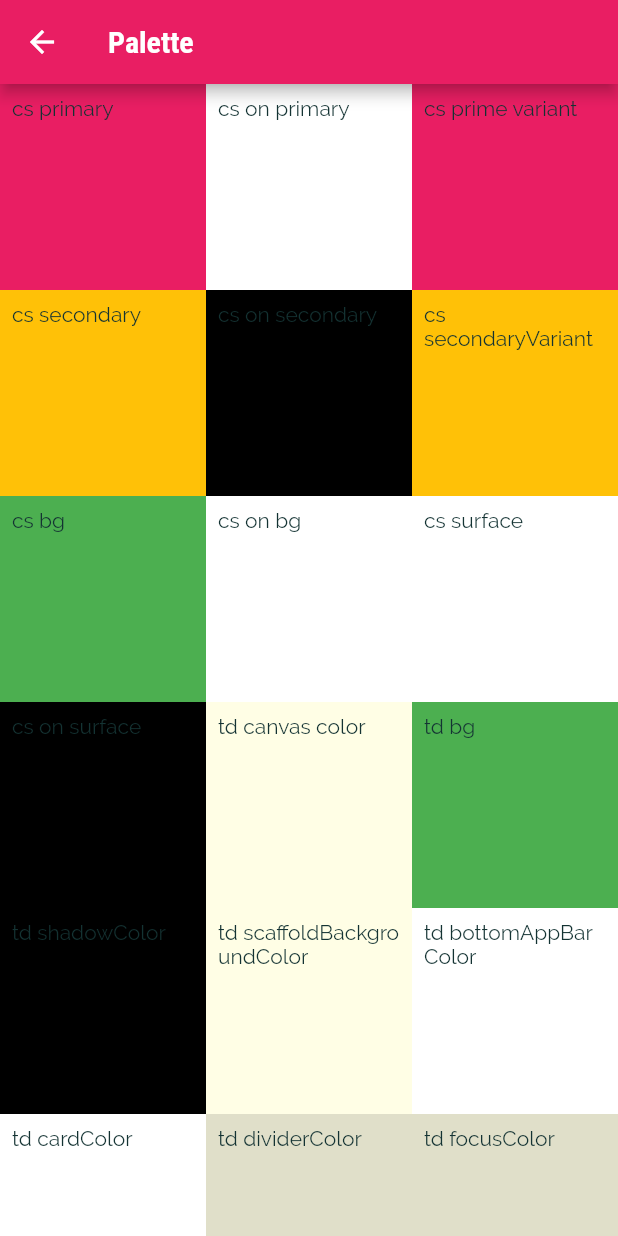
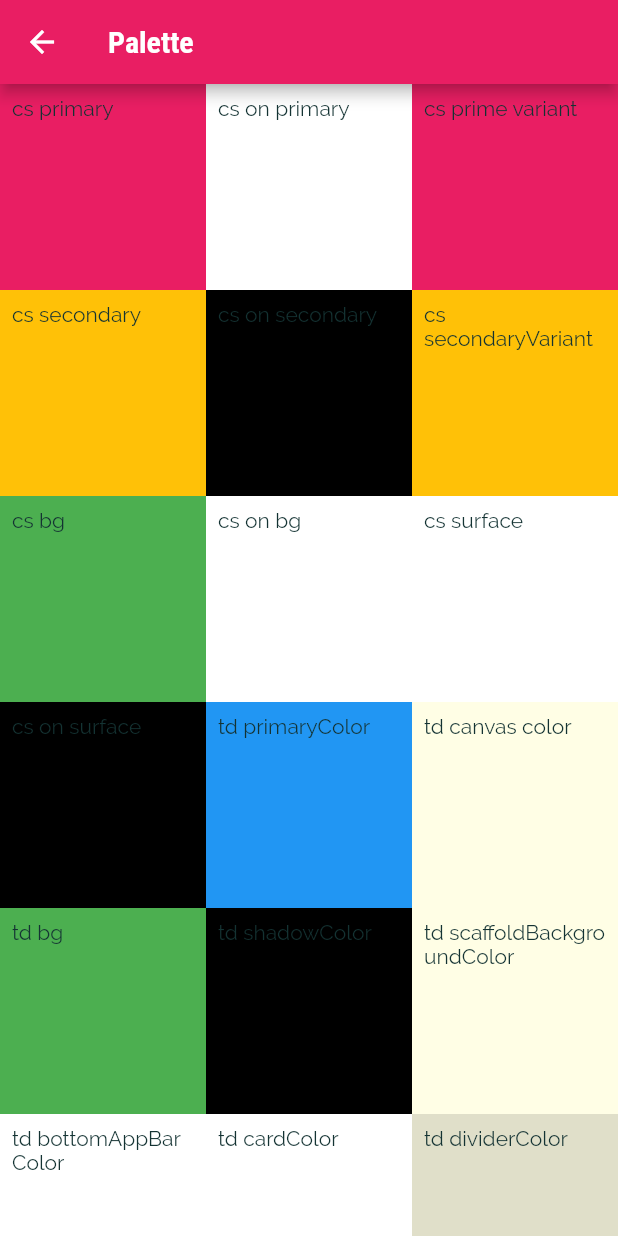
Before and after one commit to mauvecrow/meals_app, a Flutter app: the ColorPalette screen opened directly, on a phone screen of 412 x 824 dp. Run offline on Flutter 3.47's test engine with Material 2 defaults, Android fonts, the phone set to English and light mode, and no system bars.

Commit message:
updated palette to include primary color

```diff
--- a/lib/widgets/color_palette.dart
+++ b/lib/widgets/color_palette.dart
@@ -32,6 +32,7 @@ class ColorPalette extends StatelessWidget {
           buildContainer('cs on bg', td.colorScheme.onBackground),
           buildContainer('cs surface', td.colorScheme.surface),
           buildContainer('cs on surface', td.colorScheme.onSurface),
+          buildContainer('td primaryColor', td.primaryColor),
           buildContainer('td canvas color', td.canvasColor),
           buildContainer('td bg', td.backgroundColor),
           buildContainer('td shadowColor', td.shadowColor),
```
